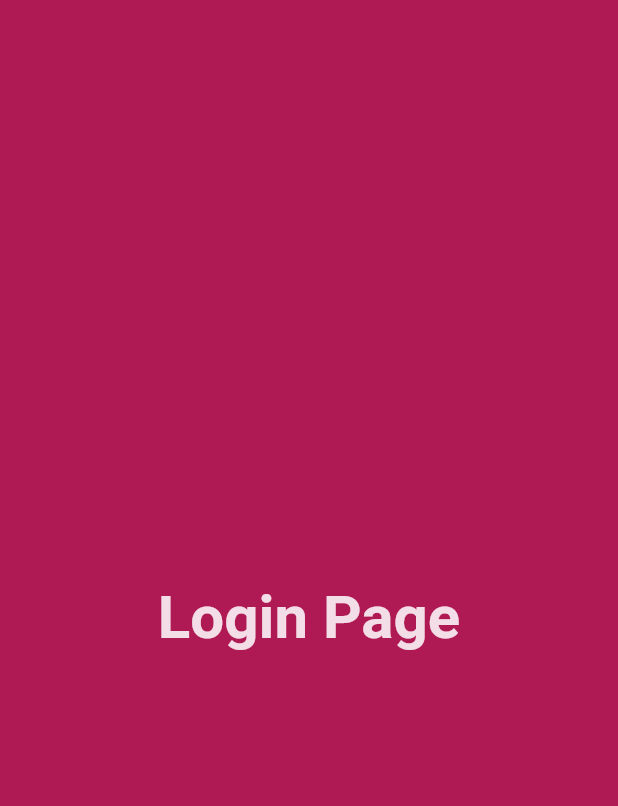
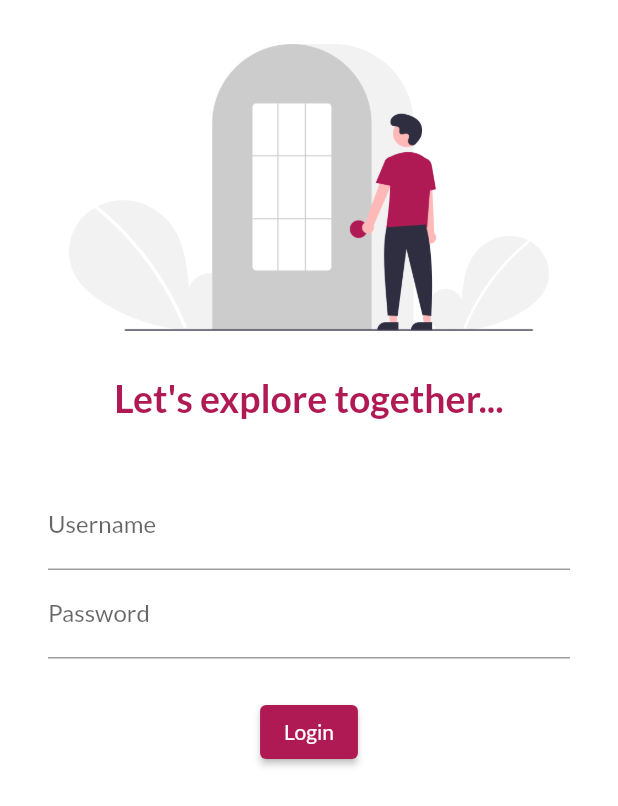
Before and after one commit to muhammadnumanlatif/catalog-app, a Flutter app: the screen it shows after launch, on a phone screen of 412 x 824 dp. Shown: the top 806 px of the screen. Run offline on Flutter 3.47's test engine with Material 2 defaults, Android fonts, the phone set to English and light mode, and no system bars; our stand-ins replace google_fonts.

Commit message:
finish-14May2021

```diff
--- a/lib/pages/app/app.dart
+++ b/lib/pages/app/app.dart
@@ -1,4 +1,6 @@
 //*utils
+import 'package:google_fonts/google_fonts.dart';
+
 import '../../utils/utils.dart';
 
 class MyApp extends StatelessWidget {
@@ -10,6 +12,7 @@ class MyApp extends StatelessWidget {
       title: 'Catalog-App by Pawan-Kumar',
       themeMode: ThemeMode.light,
       theme: ThemeData(
+        textTheme: GoogleFonts.latoTextTheme(),
         primaryColor: CAColor.dark,
         accentColor: CAColor.secondary,
       ),
@@ -17,6 +20,7 @@ class MyApp extends StatelessWidget {
         brightness: Brightness.dark,
       ),
       //*routes
+      initialRoute: "/",
       routes: {
         "/": (context) => LoginPage(),
         "/home": (context) => HomePage(),
--- a/lib/pages/auth/login.dart
+++ b/lib/pages/auth/login.dart
@@ -7,16 +7,73 @@ class LoginPage extends StatelessWidget {
   @override
   Widget build(BuildContext context) {
     return Material(
-      color: CAColor.dark,
-      child: Center(
-        child: Text(
-          'Login Page',
-          style: TextStyle(
-            color: CAColor.white,
-            fontSize: 40,
-            fontWeight: FontWeight.bold,
+      color: Colors.white,
+      child: Column(
+        children: [
+          Image.asset(
+            'assets/images/login.png',
+            fit: BoxFit.contain,
+            colorBlendMode: BlendMode.saturation,
+            height: 250,
+            //width: 250,
           ),
-        ),
+
+          //*title
+          Text(
+            'Let\'s explore together...',
+            style: TextStyle(
+              color: CAColor.dark,
+              fontSize: 25,
+              fontWeight: FontWeight.bold,
+            ),
+          ),
+          //*space
+          SizedBox(
+            height: 25,
+          ),
+          //*text field blok
+          Padding(
+            padding: const EdgeInsets.symmetric(
+              vertical: 16,
+              horizontal: 32,
+            ),
+            child: Column(
+              children: [
+                //*username
+                TextFormField(
+                  decoration: InputDecoration(
+                    hintText: 'Enter Username',
+                    labelText: 'Username',
+                  ),
+                ),
+                //*password
+                TextFormField(
+                  obscureText: true,
+                  decoration: InputDecoration(
+                    hintText: 'Enter Password',
+                    labelText: 'Password',
+                  ),
+                ),
+                //*space
+                SizedBox(
+                  height: 25,
+                ),
+                //*button
+                ElevatedButton(
+                  child: Text(
+                    'Login',
+                  ),
+                  style: TextButton.styleFrom(
+                    backgroundColor: CAColor.dark,
+                  ),
+                  onPressed: () {
+                    print('avine tech');
+                  },
+                ),
+              ],
+            ),
+          ),
+        ],
       ),
     );
   }
```
Also changed, not shown: pubspec.yaml (+3 -10 lines), assets/images/login.png (added), pubspec.lock.
